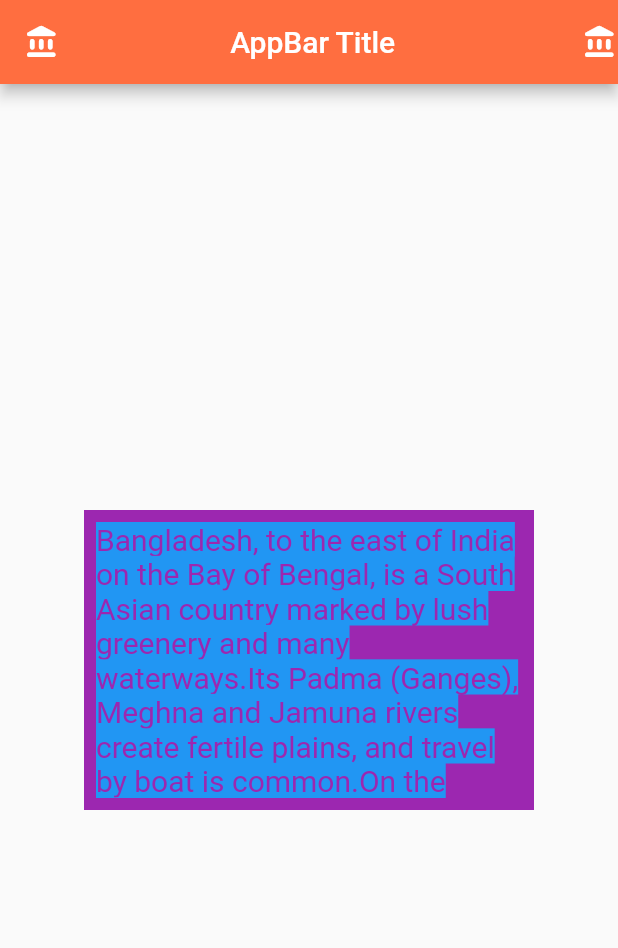
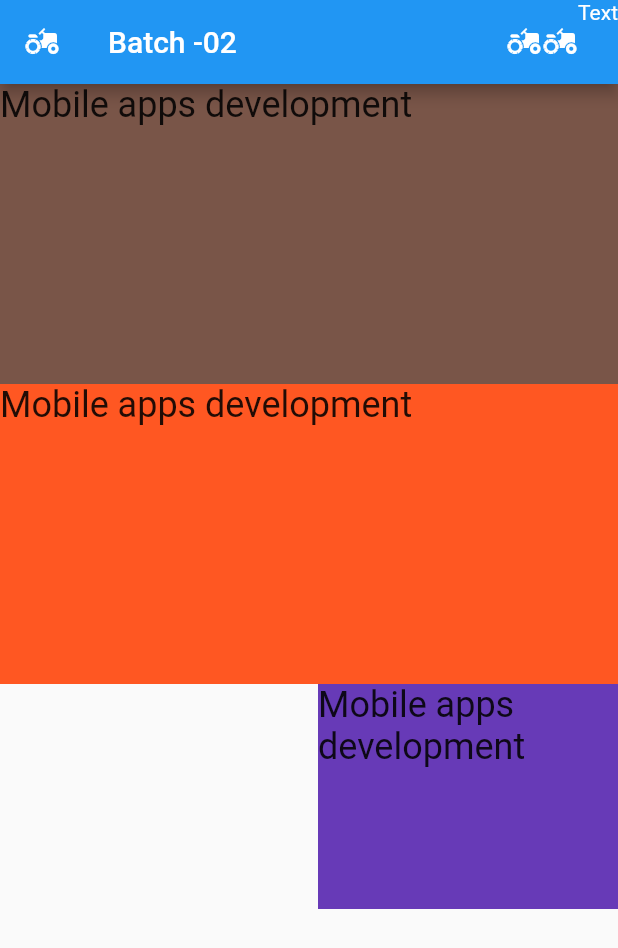
Before and after one commit to jihanislam007/ict_appdevelopment_batch02, a Flutter app: the screen it shows after launch, on a phone screen of 412 x 824 dp. Shown: the top 948 px of the screen. Run offline on Flutter 3.47's test engine with Material 2 defaults, Android fonts, the phone set to English and light mode, and no system bars.

Commit message:
Class - 6

```diff
--- a/lib/main.dart
+++ b/lib/main.dart
@@ -1,47 +1,56 @@
 import 'package:flutter/material.dart';
+
 void main() {
-  runApp(jomshedaliApp());
+  runApp(johirul());
 }
-class jomshedaliApp extends StatelessWidget {
+
+class johirul extends StatelessWidget {
   @override
   Widget build(BuildContext context) {
     return MaterialApp(
-      debugShowCheckedModeBanner: false,
       home: Scaffold(
         appBar: AppBar(
+          leading: Icon(Icons.agriculture),
           actions: [
-            Icon(Icons.account_balance_rounded),
+            Icon(Icons.agriculture),
+            Icon(Icons.agriculture),
+            Text("Text")
           ],
-          leading: Icon(Icons.account_balance_rounded),
-          centerTitle: true,
-          title: Text(" AppBar Title"),
-          backgroundColor: Colors.deepOrangeAccent,
+          title: Text("Batch -02"),
         ),
         body: SafeArea(
-            child: Center(
-              child: Container(
+            child: ListView(
+          children: [
+            Container(
                 height: 200,
-                width: 300,
-                color: Colors.purple,
-                child: Padding(
-                  padding: const EdgeInsets.all(8.0),
-                  child: Center(
-                    child: Text('Bangladesh, to the east of India on the Bay of Bengal, is a South Asian country marked by lush greenery and many waterways.Its Padma (Ganges), Meghna and Jamuna rivers create fertile plains, and travel by boat is common.On the southern coast, the Sundarbans, an enormous mangrove forest shared with Eastern India, is home to the royal Bengal tiger',
+                width: 200,
+                color: Colors.brown,
+                child: Text(
+                  "Mobile apps development",
+                  style: TextStyle(fontSize: 24),
+                )),
+            Container(
+                height: 200,
+                width: 50,
+                color: Colors.deepOrange,
+                child: Text("Mobile apps development",
+                    style: TextStyle(fontSize: 24))),
+          Align(
+            alignment: Alignment.bottomRight,
+            child: Container(
+              width: 200.0,
+              height: 150.0,
+                color: Colors.deepPurple,
+                child: Text("Mobile apps development",
+                    style: TextStyle(fontSize: 24))
+              /*decoration:
+              BoxDecoration(shape: BoxShape.circle, color: Colors.red),*/
+            ),
+          )
 
-                      style: TextStyle(fontSize: 20,color: Colors.purple,backgroundColor: Colors.blue),),
-                  ),
-                ),
-              ),
-            )
-
-              /*Center(
-                child: Text('Bangladesh, to the east of India on the Bay of Bengal, is a South Asian country marked by lush greenery and many waterways.Its Padma (Ganges), Meghna and Jamuna rivers create fertile plains, and travel by boat is common.On the southern coast, the Sundarbans, an enormous mangrove forest shared with Eastern India, is home to the royal Bengal tiger',
-
-                  style: TextStyle(fontSize: 20,color: Colors.purple,backgroundColor: Colors.blue),),
-              ),*/
-            )
-        ),
-     // ),
+          ],
+        )),
+      ),
     );
   }
 }
```
Also changed, not shown: 1 other file.
